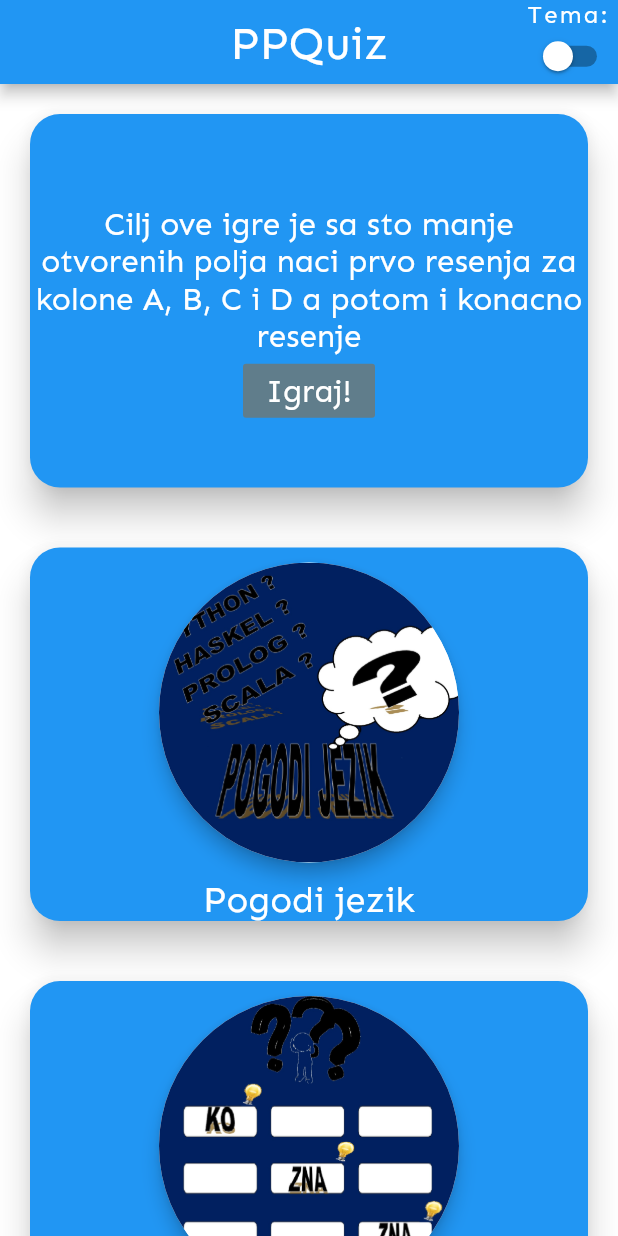
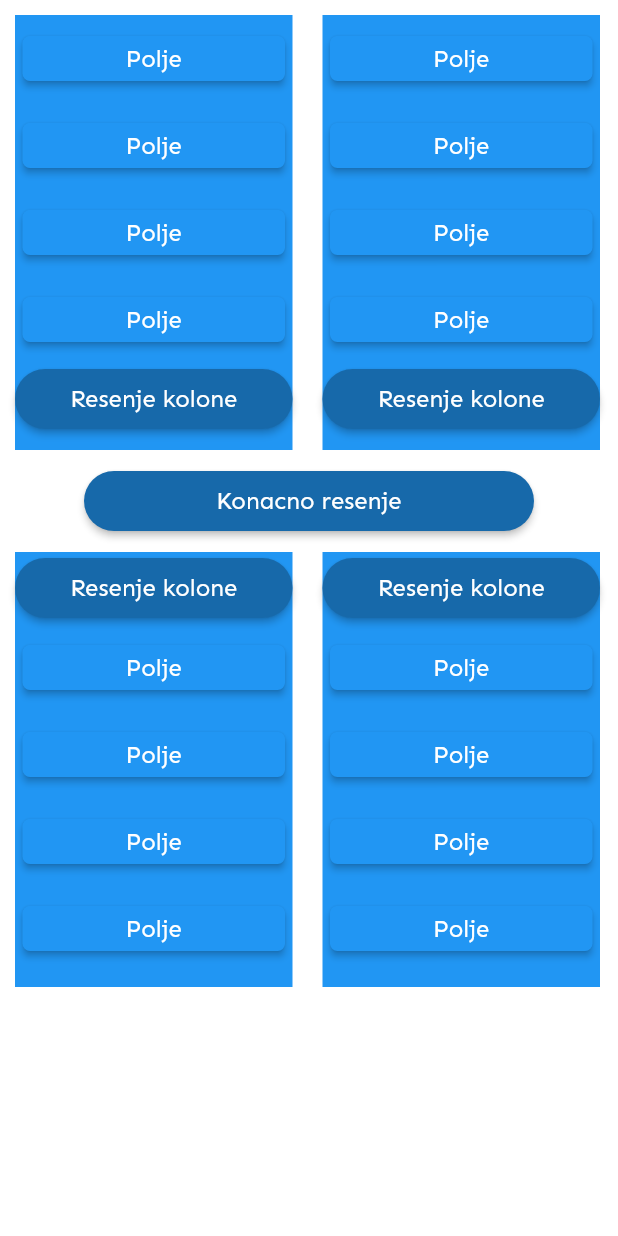
Before and after one commit to crnomarkovicm/2020_PPQuiz, a Flutter app: the screen it shows after launch, after a tap on "Asocijacije", after a tap on "Igraj!", on a phone screen of 412 x 824 dp. Run offline on Flutter 3.47's test engine with Material 2 defaults, Android fonts, the phone set to English and light mode, and no system bars; drawn by our look-alikes of flip_card.

Commit message:
Zapoceta implementacija igre asocijacije

```diff
--- /dev/null
+++ b/src/assets/asocijacije.json
@@ -0,0 +1,8 @@
+[
+  {
+    "1" : "Prva kolona",
+    "2" : "Druga kolona",
+    "3" : "Treca kolona",
+    "4" : "Cetvrta kolona"
+  }
+]
--- /dev/null
+++ b/src/lib/asocijacije.dart
@@ -0,0 +1,175 @@
+import 'dart:convert';
+import 'ui/colors.dart';
+import 'package:flutter/cupertino.dart';
+import 'package:flutter/material.dart';
+
+class asocijacije extends StatelessWidget {
+
+
+
+  @override
+  Widget build(BuildContext context) {
+    return FutureBuilder(
+      future: DefaultAssetBundle.of(context).loadString("assets/asocijacije.json"),
+      builder: (context, snapshot){
+        var mydata = json.decode(snapshot.data.toString());
+        if(mydata == null){
+          return Scaffold(
+            body: Center(
+              child: Text(
+                "Loading...",
+                style: TextStyle(
+                  color: QuizColors.text2.color,
+                ),
+              ),
+            ),
+          );
+        }
+        else{
+          return asoc();
+        }
+      },
+    );
+  }
+}
+
+class asoc extends StatefulWidget {
+  @override
+  _asocState createState() => _asocState();
+}
+
+class _asocState extends State<asoc> {
+  Widget polje(){
+    return Padding(
+      padding: EdgeInsets.symmetric(
+        vertical: 5.0,
+        horizontal: 5.0,
+      ),
+      child: MaterialButton(
+          onPressed: (){},
+          child: Text(
+            "Polje",
+            style: Theme.of(context).textTheme.display2,
+          ),
+          color: QuizColors.primary.color,
+          splashColor: QuizColors.secondary.color,
+          highlightColor: Colors.indigo[700],
+          minWidth: 200.0,
+          height: 30.0,
+          shape: RoundedRectangleBorder(borderRadius: BorderRadius.circular(5.0))
+      ),
+    );
+
+  }
+
+  Widget kolona1(){
+    return Padding(
+      padding: EdgeInsets.symmetric(
+        vertical: 10.0,
+        horizontal: 10.0,
+      ),
+      child: Container(
+        child: Column(
+          children: [
+            polje(),
+            polje(),
+            polje(),
+            polje(),
+            MaterialButton(
+                onPressed: (){},
+                child: Text(
+                  "Resenje kolone",
+                  style: Theme.of(context).textTheme.display2,
+                ),
+                color: QuizColors.secondary.color,
+                splashColor: QuizColors.secondary.color,
+                highlightColor: Colors.indigo[700],
+                minWidth: 200.0,
+                height: 40.0,
+                shape: RoundedRectangleBorder(borderRadius: BorderRadius.circular(20.0))
+            )
+          ],
+        ),
+        width: 185.0,
+        height: 290.0,
+        color: QuizColors.primary.color ,
+    )
+    );
+  }
+
+  Widget kolona2(){
+    return Padding(
+        padding: EdgeInsets.symmetric(
+          vertical: 10.0,
+          horizontal: 10.0,
+        ),
+        child: Container(
+          child: Column(
+            children: [
+              MaterialButton(
+                  onPressed: (){},
+                  child: Text(
+                    "Resenje kolone",
+                    style: Theme.of(context).textTheme.display2,
+                  ),
+                  color: QuizColors.secondary.color,
+                  splashColor: QuizColors.secondary.color,
+                  highlightColor: Colors.indigo[700],
+                  minWidth: 200.0,
+                  height: 40.0,
+                  shape: RoundedRectangleBorder(borderRadius: BorderRadius.circular(20.0))
+              ),
+              polje(),
+              polje(),
+              polje(),
+              polje(),
+
+            ],
+          ),
+          width: 185.0,
+          height: 290.0,
+          color: QuizColors.primary.color ,
+        )
+    );
+  }
+
+  @override
+  Widget build(BuildContext context) {
+    return Container(
+      child: Column(
+        children: [
+          Row (
+            children: <Widget>[
+              kolona1(),
+              kolona1(),
+            ],
+          ),
+    MaterialButton(
+             onPressed: (){},
+             child: Text(
+               "Konacno resenje",
+               style: Theme.of(context).textTheme.display2,
+             ),
+             color: QuizColors.secondary.color,
+             splashColor: QuizColors.secondary.color,
+             highlightColor: Colors.indigo[700],
+             minWidth: 300.0,
+             height: 40.0,
+             shape: RoundedRectangleBorder(borderRadius: BorderRadius.circular(20.0))
+         ),
+
+          Row (
+            children: <Widget>[
+              kolona2(),
+              kolona2(),
+            ],
+          ),
+
+
+              ]
+
+      ),
+      color: QuizColors.background.color,
+    );
+  }
+}
--- a/src/lib/home.dart
+++ b/src/lib/home.dart
@@ -3,6 +3,7 @@ import 'package:flutter/cupertino.dart';
 import 'package:flutter/rendering.dart';
 import 'package:flip_card/flip_card.dart';
 import 'package:ppquiz/koznazna.dart';
+import 'package:ppquiz/asocijacije.dart';
 
 
 class Home extends StatefulWidget {
@@ -94,6 +95,11 @@ class _HomeState extends State<Home> {
                                 MaterialPageRoute(
                                   builder: (context) => ko_zna_zna(),
                                 ));
+                          } else if (indikator == "asoc"){
+                            Navigator.of(context).pushReplacement(
+                                MaterialPageRoute(
+                                  builder: (context) => asocijacije(),
+                                ));
                           }
                         },
                         child: Text(
--- a/src/pubspec.yaml
+++ b/src/pubspec.yaml
@@ -43,6 +43,7 @@ flutter:
   uses-material-design: true
 
   assets:
+    - assets/asocijacije.json
     - assets/koznazna.json
     - assets/pictures/pozadina1.jpg
     - assets/pictures/koznazna.jpg
```
Also changed, not shown: src/pubspec.lock.
